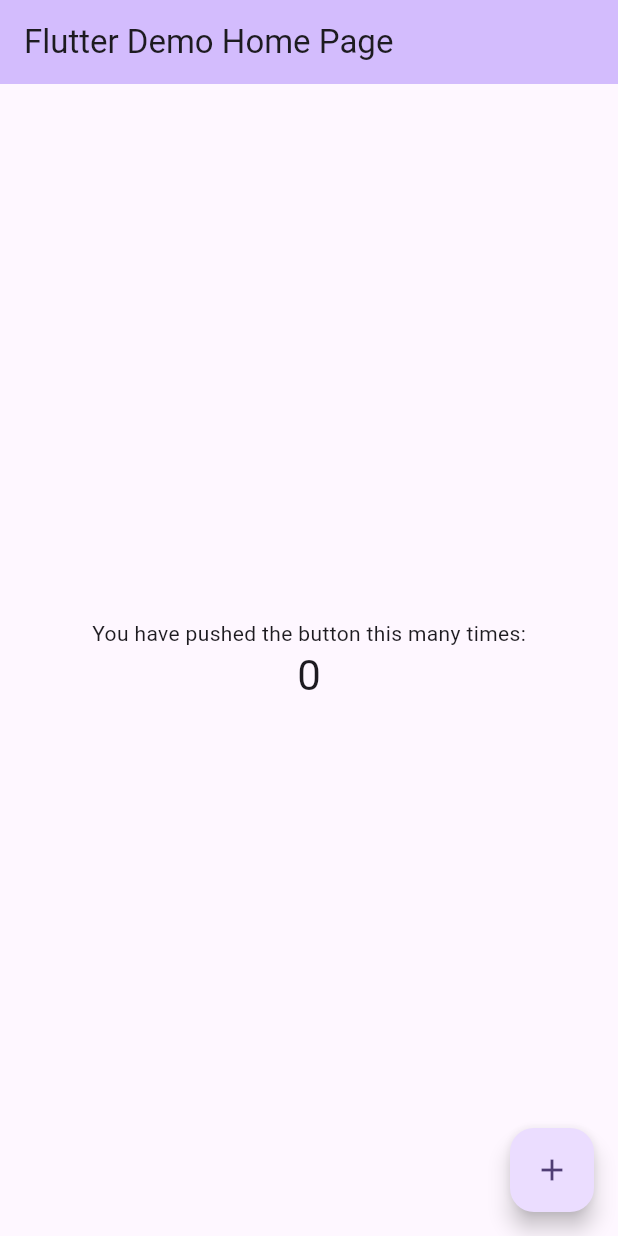
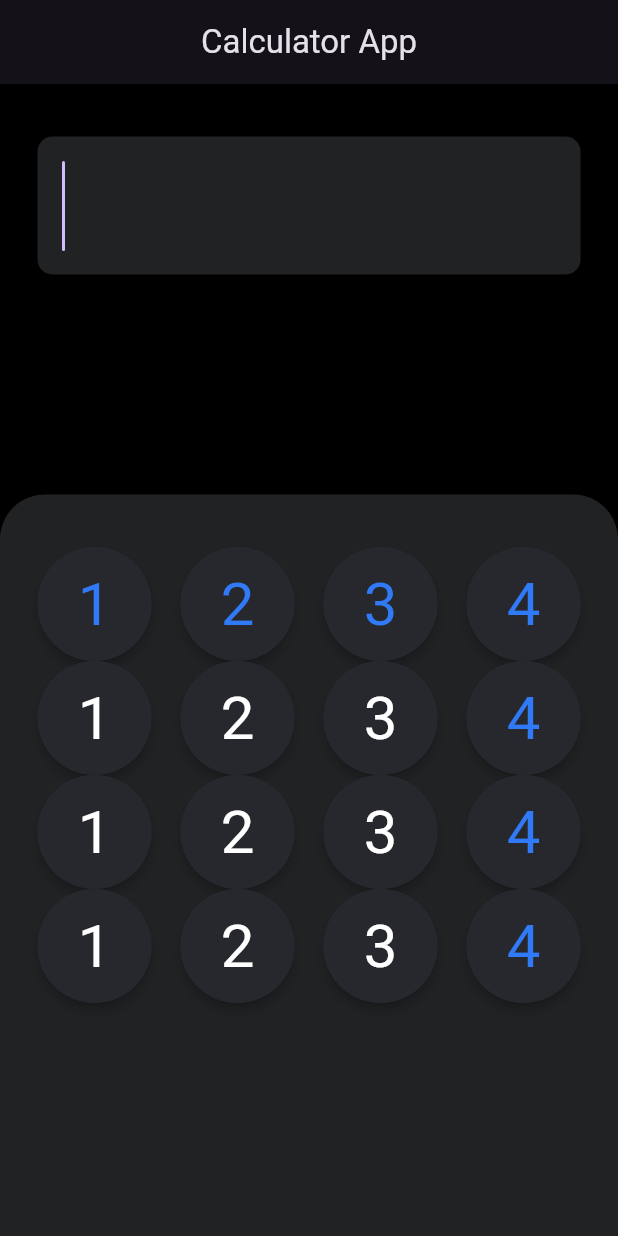
Before and after one commit to TasnimIslamRaisa/Calculator_App, a Flutter app: the screen it shows after launch, on a phone screen of 412 x 824 dp. Run offline on Flutter 3.47's test engine with Material 3 defaults, Android fonts, the phone set to English and light mode, and no system bars.

Commit message:
updated file

```diff
--- /dev/null
+++ b/lib/constant/color.dart
@@ -0,0 +1,7 @@
+import 'package:flutter/material.dart';
+
+class AppColors {
+  static const primaryColor = Color(0xFF212224);
+  static const secondaryColor = Color(0xFF317AF7);
+  static const secondary2Color = Color(0xFF26282D);
+}
--- a/lib/main.dart
+++ b/lib/main.dart
@@ -1,125 +1,21 @@
+import 'package:calculator/constant/color.dart';
+import 'package:calculator/screen/home_screen.dart';
+import 'package:calculator/widgets/textfield.dart';
 import 'package:flutter/material.dart';
 
 void main() {
-  runApp(const MyApp());
+  runApp(const CalculatorApp());
 }
 
-class MyApp extends StatelessWidget {
-  const MyApp({super.key});
-
-  // This widget is the root of your application.
+class CalculatorApp extends StatelessWidget {
+  const CalculatorApp({super.key});
   @override
   Widget build(BuildContext context) {
     return MaterialApp(
-      title: 'Flutter Demo',
-      theme: ThemeData(
-        // This is the theme of your application.
-        //
-        // TRY THIS: Try running your application with "flutter run". You'll see
-        // the application has a purple toolbar. Then, without quitting the app,
-        // try changing the seedColor in the colorScheme below to Colors.green
-        // and then invoke "hot reload" (save your changes or press the "hot
-        // reload" button in a Flutter-supported IDE, or press "r" if you used
-        // the command line to start the app).
-        //
-        // Notice that the counter didn't reset back to zero; the application
-        // state is not lost during the reload. To reset the state, use hot
-        // restart instead.
-        //
-        // This works for code too, not just values: Most code changes can be
-        // tested with just a hot reload.
-        colorScheme: ColorScheme.fromSeed(seedColor: Colors.deepPurple),
-        useMaterial3: true,
-      ),
-      home: const MyHomePage(title: 'Flutter Demo Home Page'),
+      //materialApp represent our app as widget
+      theme: ThemeData.dark(),
+      debugShowCheckedModeBanner: false,
+      home: const home_screen(),
     );
   }
 }
-
-class MyHomePage extends StatefulWidget {
-  const MyHomePage({super.key, required this.title});
-
-  // This widget is the home page of your application. It is stateful, meaning
-  // that it has a State object (defined below) that contains fields that affect
-  // how it looks.
-
-  // This class is the configuration for the state. It holds the values (in this
-  // case the title) provided by the parent (in this case the App widget) and
-  // used by the build method of the State. Fields in a Widget subclass are
-  // always marked "final".
-
-  final String title;
-
-  @override
-  State<MyHomePage> createState() => _MyHomePageState();
-}
-
-class _MyHomePageState extends State<MyHomePage> {
-  int _counter = 0;
-
-  void _incrementCounter() {
-    setState(() {
-      // This call to setState tells the Flutter framework that something has
-      // changed in this State, which causes it to rerun the build method below
-      // so that the display can reflect the updated values. If we changed
-      // _counter without calling setState(), then the build method would not be
-      // called again, and so nothing would appear to happen.
-      _counter++;
-    });
-  }
-
-  @override
-  Widget build(BuildContext context) {
-    // This method is rerun every time setState is called, for instance as done
-    // by the _incrementCounter method above.
-    //
-    // The Flutter framework has been optimized to make rerunning build methods
-    // fast, so that you can just rebuild anything that needs updating rather
-    // than having to individually change instances of widgets.
-    return Scaffold(
-      appBar: AppBar(
-        // TRY THIS: Try changing the color here to a specific color (to
-        // Colors.amber, perhaps?) and trigger a hot reload to see the AppBar
-        // change color while the other colors stay the same.
-        backgroundColor: Theme.of(context).colorScheme.inversePrimary,
-        // Here we take the value from the MyHomePage object that was created by
-        // the App.build method, and use it to set our appbar title.
-        title: Text(widget.title),
-      ),
-      body: Center(
-        // Center is a layout widget. It takes a single child and positions it
-        // in the middle of the parent.
-        child: Column(
-          // Column is also a layout widget. It takes a list of children and
-          // arranges them vertically. By default, it sizes itself to fit its
-          // children horizontally, and tries to be as tall as its parent.
-          //
-          // Column has various properties to control how it sizes itself and
-          // how it positions its children. Here we use mainAxisAlignment to
-          // center the children vertically; the main axis here is the vertical
-          // axis because Columns are vertical (the cross axis would be
-          // horizontal).
-          //
-          // TRY THIS: Invoke "debug painting" (choose the "Toggle Debug Paint"
-          // action in the IDE, or press "p" in the console), to see the
-          // wireframe for each widget.
-          mainAxisAlignment: MainAxisAlignment.center,
-          children: <Widget>[
-            const Text(
-              'You have pushed the button this many times:',
-            ),
-            Text(
-              '$_counter',
-              style: Theme.of(context).textTheme.headlineMedium,
-            ),
-          ],
-        ),
-      ),
-      floatingActionButton: FloatingActionButton(
-        onPressed: _incrementCounter,
-        tooltip: 'Increment',
-        child: const Icon(Icons.add),
-      ), // This trailing comma makes auto-formatting nicer for build methods.
-    );
-  }
-}
--- /dev/null
+++ b/lib/screen/home_screen.dart
@@ -0,0 +1,115 @@
+import 'package:calculator/constant/color.dart';
+import 'package:calculator/widgets/Button.dart';
+import 'package:calculator/widgets/textfield.dart';
+import 'package:flutter/material.dart';
+
+class home_screen extends StatelessWidget {
+  const home_screen({
+    super.key,
+  });
+
+  @override
+  Widget build(BuildContext context) {
+    final screenHeight = MediaQuery.sizeOf(context).height;
+    final padding = EdgeInsets.symmetric(horizontal: 25, vertical: 35);
+    final decoration = BoxDecoration(
+        color: AppColors.primaryColor,
+        borderRadius: BorderRadius.vertical(top: Radius.circular(30)));
+    return Scaffold(
+      backgroundColor: Colors.black,
+      appBar: AppBar(
+        title: Center(child: const Text("Calculator App")),
+      ),
+      body: Column(children: [
+        CustomeTextField(),
+        Spacer(),
+        Container(
+          height: screenHeight * 0.6,
+          width: double.infinity,
+          padding: padding,
+          decoration: decoration,
+          child: const Column(
+            children: [
+              Row(
+                mainAxisAlignment: MainAxisAlignment.spaceBetween,
+                children: [
+                  ButtonRow1(
+                    label: "1",
+                    textColor: AppColors.secondaryColor,
+                  ),
+                  ButtonRow1(
+                    label: "2",
+                    textColor: AppColors.secondaryColor,
+                  ),
+                  ButtonRow1(
+                    label: "3",
+                    textColor: AppColors.secondaryColor,
+                  ),
+                  ButtonRow1(
+                    label: "4",
+                    textColor: AppColors.secondaryColor,
+                  ),
+                ],
+              ),
+              Row(
+                mainAxisAlignment: MainAxisAlignment.spaceBetween,
+                children: [
+                  ButtonRow1(
+                    label: "1",
+                  ),
+                  ButtonRow1(
+                    label: "2",
+                  ),
+                  ButtonRow1(
+                    label: "3",
+                  ),
+                  ButtonRow1(
+                    label: "4",
+                    textColor: AppColors.secondaryColor,
+                  ),
+                ],
+              ),
+              Row(
+                mainAxisAlignment: MainAxisAlignment.spaceBetween,
+                children: [
+                  ButtonRow1(
+                    label: "1",
+                  ),
+                  ButtonRow1(
+                    label: "2",
+                  ),
+                  ButtonRow1(
+                    label: "3",
+                  ),
+                  ButtonRow1(
+                    label: "4",
+                    textColor: AppColors.secondaryColor,
+                  ),
+                ],
+              ),
+              Row(
+                mainAxisAlignment: MainAxisAlignment.spaceBetween,
+                children: [
+                  ButtonRow1(
+                    label: "1",
+                  ),
+                  ButtonRow1(
+                    label: "2",
+                  ),
+                  ButtonRow1(
+                    label: "3",
+                  ),
+                  ButtonRow1(
+                    label: "4",
+                    textColor: AppColors.secondaryColor,
+                  ),
+                ],
+              ),
+            ],
+          ),
+        ),
+      ]),
+      //drawerEnableOpenDragGesture: false,
+    );
+  }
+}
--- /dev/null
+++ b/lib/widgets/Button.dart
@@ -0,0 +1,27 @@
+import 'package:calculator/constant/color.dart';
+import 'package:flutter/material.dart';
+
+class ButtonRow1 extends StatelessWidget {
+  const ButtonRow1(
+      {super.key, required this.label, this.textColor = Colors.white});
+  final String label;
+  final Color textColor;
+
+  @override
+  Widget build(BuildContext context) {
+    return Material(
+      elevation: 3,
+      color: AppColors.secondary2Color,
+      borderRadius: BorderRadius.circular(50),
+      child: CircleAvatar(
+        backgroundColor: AppColors.secondary2Color,
+        radius: 38,
+        child: Text(
+          label,
+          style: TextStyle(
+              fontSize: 40, fontWeight: FontWeight.w400, color: textColor),
+        ),
+      ),
+    );
+  }
+}
--- /dev/null
+++ b/lib/widgets/textfield.dart
@@ -0,0 +1,33 @@
+import 'package:calculator/constant/color.dart';
+import 'package:flutter/material.dart';
+
+class CustomeTextField extends StatelessWidget {
+  const CustomeTextField({
+    super.key,
+  });
+
+  @override
+  Widget build(BuildContext context) {
+    return Padding(
+      padding: EdgeInsets.symmetric(horizontal: 25, vertical: 35),
+      child: TextField(
+        controller: TextEditingController(),
+        decoration: InputDecoration(
+          border: OutlineInputBorder(
+            borderRadius: BorderRadius.circular(10.0),
+            borderSide: BorderSide.none,
+          ),
+          fillColor: AppColors.primaryColor,
+          filled: true,
+        ),
+        readOnly: true,
+        autofocus: true,
+        showCursor: true,
+        cursorRadius: Radius.circular(100),
+        style: TextStyle(
+          fontSize: 40,
+        ),
+      ),
+    );
+  }
+}
```
Also changed, not shown: 1 other file.
